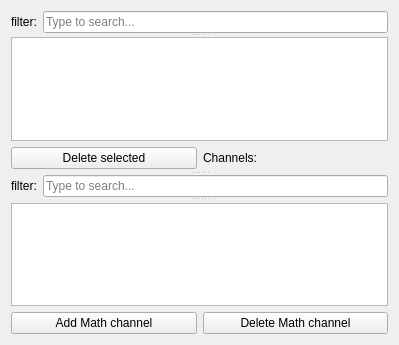
Old version of the form stplot-gui/widgets/ChannelsList/channels.ui in the repository Sanya-123/STplot.
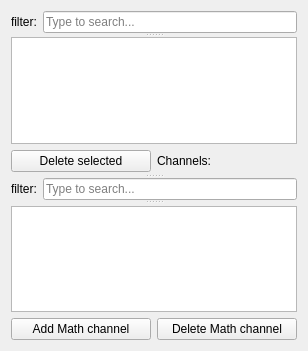
New version of the form.

```diff
--- a/stplot-gui/widgets/ChannelsList/channels.ui
+++ b/stplot-gui/widgets/ChannelsList/channels.ui
@@ -6,8 +6,8 @@
    <rect>
     <x>0</x>
     <y>0</y>
-    <width>399</width>
-    <height>345</height>
+    <width>308</width>
+    <height>351</height>
    </rect>
   </property>
   <property name="windowTitle">
@@ -19,7 +19,11 @@
      <property name="orientation">
       <enum>Qt::Vertical</enum>
      </property>
-     <widget class="QWidget" name="">
+     <widget class="QSplitter" name="splitter_chanale">
+      <property name="orientation">
+       <enum>Qt::Vertical</enum>
+      </property>
+      <widget class="QWidget" name="layoutWidget">
       <layout class="QHBoxLayout" name="horizontalLayout">
        <item>
         <widget class="QLabel" name="label_2">
@@ -61,7 +65,12 @@
        </item>
       </layout>
      </widget>
-     <widget class="QWidget" name="">
+     </widget>
+     <widget class="QSplitter" name="splitter_mathChanale">
+      <property name="orientation">
+       <enum>Qt::Vertical</enum>
+      </property>
+      <widget class="QWidget" name="layoutWidget">
       <layout class="QHBoxLayout" name="horizontalLayout_2">
        <item>
         <widget class="QLabel" name="label_3">
@@ -106,6 +115,7 @@
         </widget>
        </item>
       </layout>
+      </widget>
      </widget>
     </widget>
    </item>
```
Lines whose indentation alone changed are shown as unchanged.
